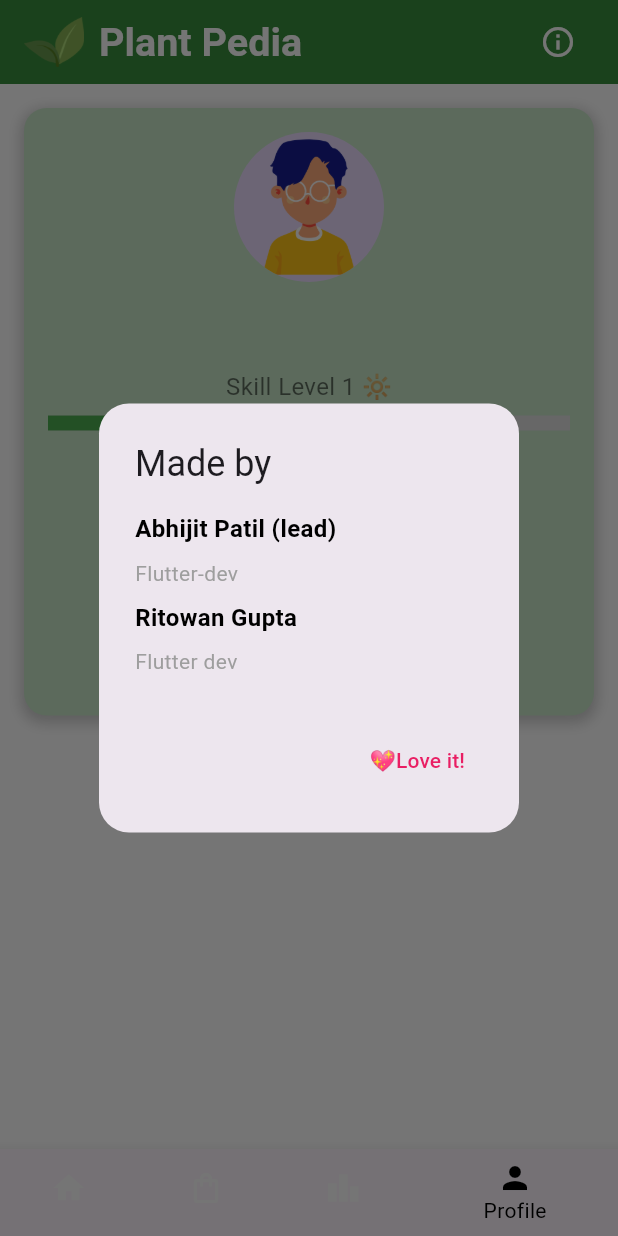
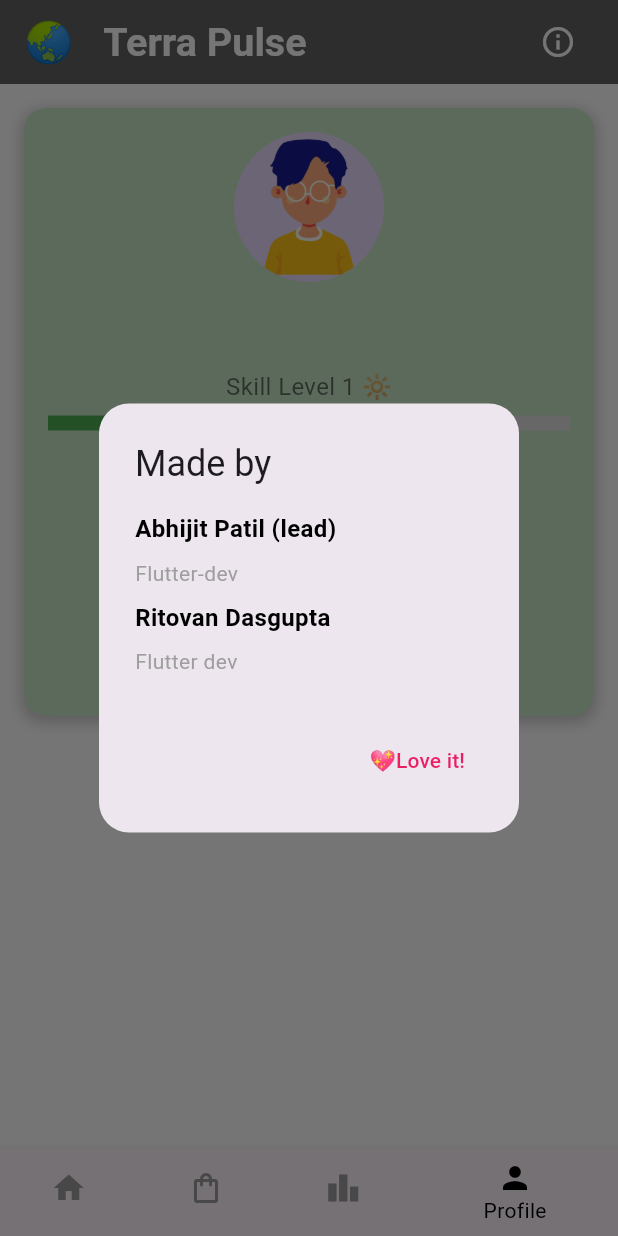
Before and after one commit to Ritovan03/TerraPulse, a Flutter app: the HomePage screen opened directly, item 4 of the bottom bar chosen, after a tap on the "info outline" icon, on a phone screen of 412 x 824 dp. Run offline on Flutter 3.47's test engine with Material 3 defaults, Android fonts, the phone set to English and light mode, and no system bars; our stand-ins replace flutter_dotenv, flutter_gemini, flutter_screenutil, get, image_picker, loading_animation_widget and 1 more; missing offline and left inert: cool_dropdown; accounts and stored records are empty.

Commit message:
Initial commit

```diff
--- a/lib/controllers/gemini_controller.dart
+++ b/lib/controllers/gemini_controller.dart
@@ -1,9 +1,6 @@
 
 import 'dart:io';
-import 'dart:math';
-import 'dart:typed_data';
 
-import 'package:flutter/material.dart';
 import 'package:flutter/services.dart';
 import 'package:flutter_gemini/flutter_gemini.dart';
 import 'package:get/get.dart';
--- a/lib/main.dart
+++ b/lib/main.dart
@@ -5,15 +5,13 @@ import 'package:flutter_screenutil/flutter_screenutil.dart';
 import 'package:get/get.dart';
 import 'package:leaf_lens/controllers/gemini_controller.dart';
 import 'package:leaf_lens/pages/LoginPage.dart';
-import 'package:leaf_lens/pages/homepage.dart';
-import 'package:another_flutter_splash_screen/another_flutter_splash_screen.dart';
 
 
 void main() async {
   final dotenv = DotEnv();
   await dotenv.load(fileName: ".env");
   String APIKEY = dotenv.get('GEMINI-APIKEY');
-  if (APIKEY == null || APIKEY.isEmpty) {
+  if (APIKEY.isEmpty) {
     throw Exception("API key not found or empty in .env file");
   }
   Gemini.init(apiKey: APIKEY);
--- a/lib/pages/homepage.dart
+++ b/lib/pages/homepage.dart
@@ -2,7 +2,6 @@ import 'package:flutter/material.dart';
 import 'package:flutter_screenutil/flutter_screenutil.dart';
 import 'package:leaf_lens/controllers/gemini_controller.dart';
 import 'package:get/get.dart';
-import 'package:leaf_lens/pages/chat_page.dart';
 import 'package:leaf_lens/pages/species_list_page.dart';
 import 'package:leaf_lens/pages/vision_page.dart';
 import 'package:shared_preferences/shared_preferences.dart';
@@ -46,25 +45,29 @@ class _HomePageState extends State<HomePage> {
     return Scaffold(
       backgroundColor: Colors.grey[100],
       appBar: AppBar(
-        backgroundColor: Colors.green[700],
+        backgroundColor: Colors.grey[700],
         title: Row(
           children: [
-            Image(
-              image: AssetImage('assets/leaf.png'),
-              width: 40,
-            ),
-            SizedBox(width: 10),
             Text(
-              'Plant Pedia',
+              '🌏',
               style: TextStyle(
                 color: Colors.white,
                 fontWeight: FontWeight.bold,
                 fontSize: 24.sp,
               ),
             ),
-            Spacer(),
+            const SizedBox(width: 20),
+            Text(
+              'Terra Pulse',
+              style: TextStyle(
+                color: Colors.white,
+                fontWeight: FontWeight.bold,
+                fontSize: 24.sp,
+              ),
+            ),
+            const Spacer(),
             IconButton(
-              icon: Icon(Icons.info_outline, color: Colors.white),
+              icon: const Icon(Icons.info_outline, color: Colors.white),
               onPressed: () {
                 showDialog(
                   context: context,
@@ -73,8 +76,8 @@ class _HomePageState extends State<HomePage> {
                       shape: RoundedRectangleBorder(
                         borderRadius: BorderRadius.circular(20.0),
                       ),
-                      title: Text("Made by"),
-                      content: Column(
+                      title: const Text("Made by"),
+                      content: const Column(
                         crossAxisAlignment: CrossAxisAlignment.start,
                         mainAxisSize: MainAxisSize.min,
                         children: [
@@ -96,7 +99,7 @@ class _HomePageState extends State<HomePage> {
                           ),
                           SizedBox(height: 8),
                           Text(
-                            "Ritowan Gupta",
+                            "Ritovan Dasgupta",
                             style: TextStyle(
                               fontSize: 16,
                               fontWeight: FontWeight.bold,
@@ -120,7 +123,7 @@ class _HomePageState extends State<HomePage> {
                           onPressed: () {
                             Navigator.of(context).pop();
                           },
-                          child: Text(
+                          child: const Text(
                             "💖Love it!",
                             style: TextStyle(color: Colors.pink),
                           ),
@@ -136,12 +139,12 @@ class _HomePageState extends State<HomePage> {
       ),
       body: _page(_selectedIndex),
       bottomNavigationBar: BottomNavigationBar(
-        backgroundColor: Colors.green[200],
-        unselectedItemColor: Colors.white,
+        backgroundColor: Colors.white,
+        unselectedItemColor: Colors.grey,
         selectedItemColor: Colors.black,
         currentIndex: _selectedIndex,
         onTap: _onItemTapped,
-        items: [
+        items: const [
           BottomNavigationBarItem(
             icon: Icon(Icons.home),
             label: 'Home',
@@ -166,28 +169,28 @@ class _HomePageState extends State<HomePage> {
   Widget _page(int index) {
     switch (index) {
       case 0:
-        return VisionPage();
+        return const VisionPage();
       case 1 :
-        return Marketplacepage();
+        return const Marketplacepage();
       case 2:
         return LeaderboardPage(userBioPoints: totalBioPoints, username: username);
       case 3:
-        return SpeciesListPage();
+        return const SpeciesListPage();
       default:
-        return VisionPage();
+        return const VisionPage();
     }
   }
 }
 
 class Marketplacepage extends StatelessWidget{
 
-  Marketplacepage();
+  const Marketplacepage({super.key});
 
   @override
   Widget build(BuildContext context) {
     return Scaffold(
       body: Container(
-        child: Column(
+        child: const Column(
           crossAxisAlignment: CrossAxisAlignment.stretch,
           children: [
             SizedBox(height: 20),
@@ -213,7 +216,7 @@ class LeaderboardPage extends StatelessWidget {
   final int userBioPoints;
   final String username;
 
-  LeaderboardPage({required this.userBioPoints, required this.username});
+  const LeaderboardPage({super.key, required this.userBioPoints, required this.username});
 
   @override
   Widget build(BuildContext context) {
@@ -222,17 +225,17 @@ class LeaderboardPage extends StatelessWidget {
         child: Column(
           crossAxisAlignment: CrossAxisAlignment.stretch,
           children: [
-            SizedBox(height: 20),
-            Text(
+            const SizedBox(height: 20),
+            const Text(
               '🏁Leaderboard🏁',
               textAlign: TextAlign.center,
               style: TextStyle(fontSize: 28, fontWeight: FontWeight.bold, color: Colors.black),
             ),
-            SizedBox(height: 20),
-            _buildLeaderboardItem(1, 'Abhijit', 500, 'assets/abhijit.png', gradientColors: [Color(0xFFFFAFBD), Color(0xFFC9FFBF)]),
-            _buildLeaderboardItem(2, 'Ritovan', 450, 'assets/ritovan.jpg', gradientColors: [Color(0xFF74EBD5), Color(0xFFACB6E5)]),
-            _buildLeaderboardItem(3, 'Naman', 400, 'assets/robot.png', gradientColors: [Color(0xFFFFE3E3), Color(0xFFDBE7FC)]),
-            _buildLeaderboardItem(4, username, userBioPoints, 'assets/man.png', gradientColors: [Color(0xFFE8F7FF), Color(0xFFD1F2EB)]),
+            const SizedBox(height: 20),
+            _buildLeaderboardItem(1, 'Abhijit', 500, 'assets/abhijit.png', gradientColors: [const Color(0xFFFFAFBD), const Color(0xFFC9FFBF)]),
+            _buildLeaderboardItem(2, 'Ritovan', 450, 'assets/ritovan.jpg', gradientColors: [const Color(0xFF74EBD5), const Color(0xFFACB6E5)]),
+            _buildLeaderboardItem(3, 'Naman', 400, 'assets/robot.png', gradientColors: [const Color(0xFFFFE3E3), const Color(0xFFDBE7FC)]),
+            _buildLeaderboardItem(4, username, userBioPoints, 'assets/man.png', gradientColors: [const Color(0xFFE8F7FF), const Color(0xFFD1F2EB)]),
           ],
         ),
       ),
@@ -241,15 +244,15 @@ class LeaderboardPage extends StatelessWidget {
 
   Widget _buildLeaderboardItem(int rank, String username, int score, String photoPath, {List<Color>? gradientColors}) {
     return Padding(
-      padding: EdgeInsets.symmetric(horizontal: 20, vertical: 10),
+      padding: const EdgeInsets.symmetric(horizontal: 20, vertical: 10),
       child: Container(
-        padding: EdgeInsets.all(15),
+        padding: const EdgeInsets.all(15),
         decoration: BoxDecoration(
           borderRadius: BorderRadius.circular(20),
           gradient: LinearGradient(
             begin: Alignment.centerLeft,
             end: Alignment.centerRight,
-            colors: gradientColors ?? [Color(0xFF74EBD5), Color(0xFFACB6E5)],
+            colors: gradientColors ?? [const Color(0xFF74EBD5), const Color(0xFFACB6E5)],
           ),
         ),
         child: Row(
@@ -261,17 +264,17 @@ class LeaderboardPage extends StatelessWidget {
                   radius: 30,
                   backgroundImage: AssetImage(photoPath),
                 ),
-                SizedBox(width: 20),
+                const SizedBox(width: 20),
                 Column(
                   crossAxisAlignment: CrossAxisAlignment.start,
                   children: [
                     Text(
                       'Rank $rank',
-                      style: TextStyle(fontSize: 24, fontWeight: FontWeight.bold, color: Colors.black),
+                      style: const TextStyle(fontSize: 24, fontWeight: FontWeight.bold, color: Colors.black),
                     ),
                     Text(
-                      '$username',
-                      style: TextStyle(fontSize: 16, color: Colors.black),
+                      username,
+                      style: const TextStyle(fontSize: 16, color: Colors.black),
                     ),
                   ],
                 ),
@@ -279,7 +282,7 @@ class LeaderboardPage extends StatelessWidget {
             ),
             Text(
               'Bio Points: $score',
-              style: TextStyle(fontSize: 12, fontWeight: FontWeight.bold, color: Colors.black),
+              style: const TextStyle(fontSize: 12, fontWeight: FontWeight.bold, color: Colors.black),
             ),
           ],
         ),
--- a/lib/pages/species_list_page.dart
+++ b/lib/pages/species_list_page.dart
@@ -1,9 +1,10 @@
 import 'dart:io';
 import 'package:flutter/material.dart';
 import 'package:shared_preferences/shared_preferences.dart';
-import 'package:path_provider/path_provider.dart';
 
 class SpeciesListPage extends StatefulWidget {
+  const SpeciesListPage({super.key});
+
   @override
   _SpeciesListPageState createState() => _SpeciesListPageState();
 }
@@ -69,7 +70,7 @@ class _SpeciesListPageState extends State<SpeciesListPage> {
       });
     } else {
       ScaffoldMessenger.of(context).showSnackBar(
-        SnackBar(content: Text('Not enough bio points to plant a tree!')),
+        const SnackBar(content: Text('Not enough bio points to plant a tree!')),
       );
     }
   }
@@ -79,12 +80,12 @@ class _SpeciesListPageState extends State<SpeciesListPage> {
     return Scaffold(
       backgroundColor: Colors.white,
       body: SingleChildScrollView(
-        padding: EdgeInsets.all(16.0),
+        padding: const EdgeInsets.all(16.0),
         child: Column(
           crossAxisAlignment: CrossAxisAlignment.stretch,
           children: [
             Container(
-              padding: EdgeInsets.all(16.0),
+              padding: const EdgeInsets.all(16.0),
               decoration: BoxDecoration(
                 color: Colors.green[100],
                 borderRadius: BorderRadius.circular(15.0),
@@ -93,76 +94,76 @@ class _SpeciesListPageState extends State<SpeciesListPage> {
                     color: Colors.grey.withOpacity(0.5),
                     spreadRadius: 2,
                     blurRadius: 7,
-                    offset: Offset(0, 3),
+                    offset: const Offset(0, 3),
                   ),
                 ],
               ),
               child: Column(
                 children: [
-                  CircleAvatar(
+                  const CircleAvatar(
                     radius: 50,
                     backgroundImage: AssetImage('assets/man.png'),
                   ),
-                  SizedBox(height: 16.0),
+                  const SizedBox(height: 16.0),
                   Text(
                     username,
-                    style: TextStyle(
+                    style: const TextStyle(
                       fontSize: 24.0,
                       fontWeight: FontWeight.bold,
                       color: Colors.black,
                     ),
                   ),
-                  SizedBox(height: 8.0),
-                  Text(
+                  const SizedBox(height: 8.0),
+                  const Text(
                     'Skill Level 1 🔆',
                     style: TextStyle(
                       fontSize: 16.0,
                       color: Colors.black54,
                     ),
                   ),
-                  SizedBox(height: 8.0),
+                  const SizedBox(height: 8.0),
                   LinearProgressIndicator(
                     value: 0.7,
                     backgroundColor: Colors.grey[300],
                     minHeight: 10,
-                    valueColor: AlwaysStoppedAnimation<Color>(Colors.green),
+                    valueColor: const AlwaysStoppedAnimation<Color>(Colors.green),
                   ),
-                  SizedBox(height: 16.0),
+                  const SizedBox(height: 16.0),
                   Text(
                     'Discovered Species: ${speciesList.length} 🐼',
-                    style: TextStyle(
+                    style: const TextStyle(
                       fontSize: 18.0,
                       fontWeight: FontWeight.bold,
                       color: Colors.black,
                     ),
                   ),
-                  SizedBox(height: 8.0),
+                  const SizedBox(height: 8.0),
                   Text(
                     'Total Bio Points: $totalBioPoints 🪙',
-                    style: TextStyle(
+                    style: const TextStyle(
                       fontSize: 18.0,
                       fontWeight: FontWeight.bold,
                       color: Colors.black,
                     ),
                   ),
-                  SizedBox(height: 16.0),
+                  const SizedBox(height: 16.0),
                   ElevatedButton(
                     onPressed: donateBioPoints,
                     style: ElevatedButton.styleFrom(
                       shape: RoundedRectangleBorder(
                         borderRadius: BorderRadius.circular(20),
                       ),
-                      padding: EdgeInsets.symmetric(vertical: 12.0, horizontal: 24.0),
+                      padding: const EdgeInsets.symmetric(vertical: 12.0, horizontal: 24.0),
                     ),
-                    child: Text(
+                    child: const Text(
                       'Donate Bio Points to Plant Trees 🥺🙏',
                       style: TextStyle(fontSize: 12.0),
                     ),
                   ),
-                  SizedBox(height: 8.0),
+                  const SizedBox(height: 8.0),
                   Text(
                     'Trees Planted: $treesPlanted 🌳',
-                    style: TextStyle(
+                    style: const TextStyle(
                       fontSize: 18.0,
                       fontWeight: FontWeight.bold,
                       color: Colors.black,
@@ -171,7 +172,7 @@ class _SpeciesListPageState extends State<SpeciesListPage> {
                 ],
               ),
             ),
-            SizedBox(height: 20.0),
+            const SizedBox(height: 20.0),
             Row(
               crossAxisAlignment: CrossAxisAlignment.start,
               children: [
@@ -186,7 +187,7 @@ class _SpeciesListPageState extends State<SpeciesListPage> {
                     }).toList(),
                   ),
                 ),
-                SizedBox(width: 10.0),
+                const SizedBox(width: 10.0),
                 Expanded(
                   child: Column(
                     children: speciesList
@@ -212,7 +213,7 @@ class _SpeciesListPageState extends State<SpeciesListPage> {
       shape: RoundedRectangleBorder(
         borderRadius: BorderRadius.circular(15.0),
       ),
-      margin: EdgeInsets.symmetric(vertical: 8.0),
+      margin: const EdgeInsets.symmetric(vertical: 8.0),
       child: Padding(
         padding: const EdgeInsets.all(10.0),
         child: Column(
@@ -229,16 +230,16 @@ class _SpeciesListPageState extends State<SpeciesListPage> {
                 ),
               ),
             ),
-            SizedBox(height: 10.0),
+            const SizedBox(height: 10.0),
             Text(
               prompt,
-              style: TextStyle(
+              style: const TextStyle(
                 fontSize: 10.0,
                 fontWeight: FontWeight.bold,
                 color: Colors.black,
               ),
             ),
-            SizedBox(height: 10.0),
+            const SizedBox(height: 10.0),
           ],
         ),
       ),
--- a/lib/pages/vision_page.dart
+++ b/lib/pages/vision_page.dart
@@ -8,7 +8,6 @@ import 'package:shared_preferences/shared_preferences.dart';
 import 'package:leaf_lens/controllers/gemini_controller.dart';
 import 'package:loading_animation_widget/loading_animation_widget.dart';
 import 'package:cool_dropdown/models/cool_dropdown_item.dart';
-import 'species_list_page.dart';
 
 class VisionPage extends StatefulWidget {
   const VisionPage({Key? key}) : super(key: key);
@@ -61,23 +60,23 @@ class _VisionPageState extends State<VisionPage> {
     return Scaffold(
       backgroundColor: Colors.white,
       body: Padding(
-        padding: EdgeInsets.all(16.0),
+        padding: const EdgeInsets.all(16.0),
         child: Column(
           crossAxisAlignment: CrossAxisAlignment.stretch,
           children: [
             Container(
-              margin: EdgeInsets.symmetric(vertical: 20),
-              padding: EdgeInsets.symmetric(horizontal: 20),
+              margin: const EdgeInsets.symmetric(vertical: 20),
+              padding: const EdgeInsets.symmetric(horizontal: 20),
               height: 50.h,
               decoration: BoxDecoration(
                 borderRadius: BorderRadius.circular(15.w),
-                color: Colors.green[100],
+                color: Colors.grey,
                 boxShadow: [
                   BoxShadow(
                     color: Colors.grey.withOpacity(0.5),
                     spreadRadius: 2,
                     blurRadius: 7,
-                    offset: Offset(0, 3),
+                    offset: const Offset(0, 3),
                   ),
                 ],
               ),
@@ -106,7 +105,7 @@ class _VisionPageState extends State<VisionPage> {
                           value: model,
                           child: Text(
                             model,
-                            style: TextStyle(color: Colors.black),
+                            style: const TextStyle(color: Colors.black),
                           ),
                         );
                       }).toList();
@@ -131,7 +130,7 @@ class _VisionPageState extends State<VisionPage> {
                             color: Colors.grey.withOpacity(0.5),
                             spreadRadius: 2,
                             blurRadius: 7,
-                            offset: Offset(0, 3),
+                            offset: const Offset(0, 3),
                           ),
                         ],
                       ),
@@ -145,14 +144,14 @@ class _VisionPageState extends State<VisionPage> {
                       )
                           : ClipRRect(
                         borderRadius: BorderRadius.circular(15.w),
-                        child: Image.asset('assets/imgsearch.png'),
+                        child: Image.asset('assets/Animation.gif'),
                       ),
                     ),
                     SizedBox(height: 30.h),
                     Obx(() {
                       if (controller.isLoading.value) {
                         return LoadingAnimationWidget.staggeredDotsWave(
-                          color: Colors.green,
+                          color: Colors.grey,
                           size: 50,
                         );
                       } else {
@@ -160,20 +159,20 @@ class _VisionPageState extends State<VisionPage> {
                           padding: EdgeInsets.all(16.w),
                           width: 300.w,
                           decoration: BoxDecoration(
-                            color: Colors.green[100],
+                            color: Colors.grey,
                             borderRadius: BorderRadius.circular(15.w),
                             boxShadow: [
                               BoxShadow(
                                 color: Colors.grey.withOpacity(0.5),
                                 spreadRadius: 2,
                                 blurRadius: 7,
-                                offset: Offset(0, 3),
+                                offset: const Offset(0, 3),
                               ),
                             ],
                           ),
                           child: Text(
                             controller.streamAnswer.toString(),
-                            style: TextStyle(
+                            style: const TextStyle(
                               color: Colors.black,
                               fontWeight: FontWeight.bold,
                             ),
@@ -192,7 +191,7 @@ class _VisionPageState extends State<VisionPage> {
                               'Success',
                               'Species saved successfully!',
                               backgroundColor: Colors.green,
-                              titleText: Text(
+                              titleText: const Text(
                                 'Saved',
                                 style: TextStyle(
                                     color: Colors.white,
@@ -205,12 +204,12 @@ class _VisionPageState extends State<VisionPage> {
                             shape: RoundedRectangleBorder(
                               borderRadius: BorderRadius.circular(20),
                             ),
-                            padding: EdgeInsets.symmetric(
+                            padding: const EdgeInsets.symmetric(
                               vertical: 12.0,
                               horizontal: 24.0,
                             ),
                           ),
-                          child: Text(
+                          child: const Text(
                             'Save Species',
                             style: TextStyle(fontSize: 16.0),
                           ),
@@ -222,7 +221,7 @@ class _VisionPageState extends State<VisionPage> {
             ),
             Container(
               height: 60.h,
-              padding: EdgeInsets.symmetric(horizontal: 50),
+              padding: const EdgeInsets.symmetric(horizontal: 50),
               child: Row(
                 mainAxisAlignment: MainAxisAlignment.spaceAround,
                 children: [
@@ -232,28 +231,28 @@ class _VisionPageState extends State<VisionPage> {
                         context: context,
                         builder: (BuildContext context) {
                           return AlertDialog(
-                            title: Text('Select Image Source'),
+                            title: const Text('Select Image Source'),
                             actions: [
                               TextButton(
                                 onPressed: () {
                                   pickImage(ImageSource.camera);
                                   Navigator.of(context).pop();
                                 },
-                                child: Text('Camera'),
+                                child: const Text('Camera'),
                               ),
                               TextButton(
                                 onPressed: () {
                                   pickImage(ImageSource.gallery);
                                   Navigator.of(context).pop();
                                 },
-                                child: Text('Gallery'),
+                                child: const Text('Gallery'),
                               ),
                             ],
                           );
                         },
                       );
                     },
-                    icon: Icon(Icons.add_a_photo_rounded, color: Colors.green, size: 30),
+                    icon: const Icon(Icons.add_a_photo_rounded, color: Colors.green, size: 30),
                   ),
                   IconButton(
                     onPressed: () {
@@ -268,7 +267,7 @@ class _VisionPageState extends State<VisionPage> {
                           'Error',
                           'Image cannot be empty!',
                           backgroundColor: Colors.amberAccent,
-                          titleText: Text(
+                          titleText: const Text(
                             'Invalid Input',
                             style: TextStyle(
                                 color: Colors.red, fontWeight: FontWeight.bold),
@@ -276,7 +275,7 @@ class _VisionPageState extends State<VisionPage> {
                         );
                       }
                     },
-                    icon: Icon(Icons.send, color: Colors.green, size: 30),
+                    icon: const Icon(Icons.send, color: Colors.green, size: 30),
                   ),
                 ],
               ),
--- a/pubspec.yaml
+++ b/pubspec.yaml
@@ -73,7 +73,7 @@ flutter:
 
   # To add assets to your application, add an assets section, like this:
   assets:
-#    - .env
+    - .env
     - assets/
 
   # An image asset can refer to one or more resolution-specific "variants", see
```
Also changed, not shown: lib/pages/LoginPage.dart (+22 -21 lines), lib/pages/SignUpPage.dart (+17 -15 lines), lib/pages/chat_page.dart (+16 -16 lines), pubspec.lock.
